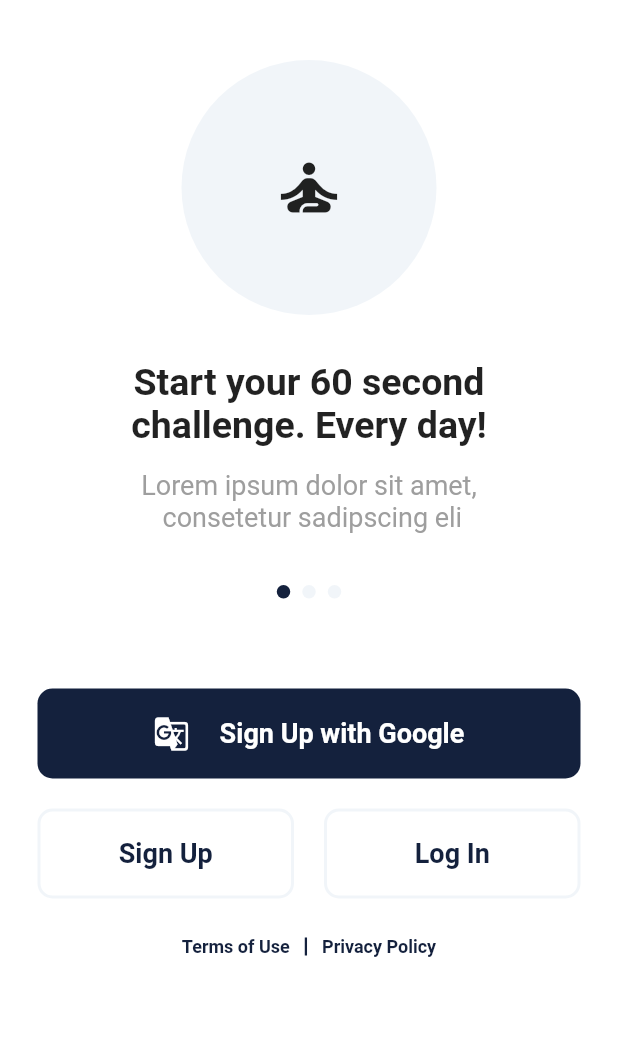
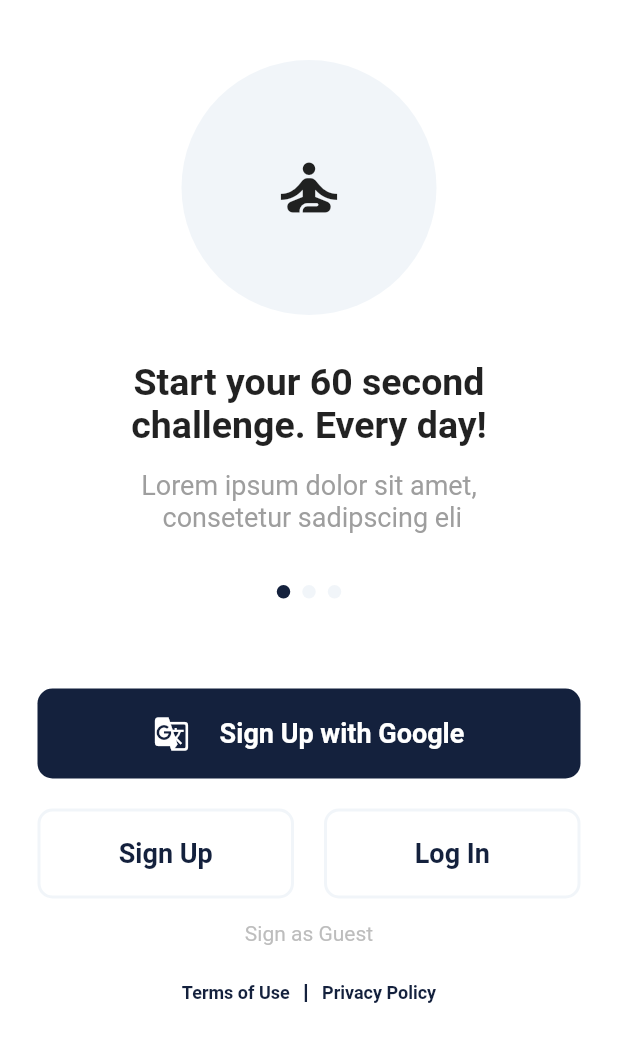
Before and after one commit to LeonLaptop/fitness, a Flutter app: the screen it shows after launch, on a phone screen of 412 x 824 dp. Shown: the top 1042 px of the screen. Run offline on Flutter 3.47's test engine with Material 2 defaults, Android fonts, the phone set to English and light mode, and no system bars; drawn by our look-alikes of carousel_slider; our stand-ins replace firebase_auth, firebase_core; missing offline and left inert: wc_form_validators; accounts and stored records are empty.

```diff
--- a/lib/assets/buttons.dart
+++ b/lib/assets/buttons.dart
@@ -55,7 +55,7 @@ class SignUpLoginButton extends StatelessWidget {
 
   @override
   Widget build(BuildContext context) {
-    return GestureDetector(
+    return InkWell(
       onTap: onPressed,
       child: Container(
         height: 60.0,
--- a/lib/main.dart
+++ b/lib/main.dart
@@ -1,7 +1,14 @@
+import 'package:firebase_core/firebase_core.dart';
 import 'package:flutter/material.dart';
-import 'package:login_screen/components/route_generator.dart';
+import 'package:login_screen/services/route_generator.dart';
+import 'package:login_screen/models/user.dart';
+import 'package:login_screen/screens/wrapper.dart';
+import 'package:login_screen/services/auth.dart';
+import 'package:provider/provider.dart';
 
-void main() {
+void main() async {
+  WidgetsFlutterBinding.ensureInitialized();
+  await Firebase.initializeApp();
   runApp(MyApp());
 }
 
@@ -24,27 +31,17 @@ class MyApp extends StatelessWidget {
   // This widget is the root of your application.
   @override
   Widget build(BuildContext context) {
-    return MaterialApp(
-      debugShowCheckedModeBanner: false,
-      theme: ThemeData(
-        primarySwatch: myColor,
+    return StreamProvider<AnomUser>.value(
+      value: AuthService().user,
+      initialData: null,
+      child: MaterialApp(
+        debugShowCheckedModeBanner: false,
+        theme: ThemeData(
+          primarySwatch: myColor,
+        ),
+        initialRoute: "/",
+        onGenerateRoute: RouteGenerator.generateRoute,
       ),
-      initialRoute: '/',
-      onGenerateRoute: RouteGenerator.generateRoute,
     );
   }
 }
-
-class MainBody extends StatefulWidget {
-  MainBody({Key key}) : super(key: key);
-
-  @override
-  _MainBodyState createState() => _MainBodyState();
-}
-
-class _MainBodyState extends State<MainBody> {
-  @override
-  Widget build(BuildContext context) {
-    return MyApp();
-  }
-}
--- /dev/null
+++ b/lib/models/user.dart
@@ -0,0 +1,5 @@
+class AnomUser {
+  final String uid;
+
+  AnomUser({this.uid});
+}
--- a/lib/screens/sign_screen.dart
+++ b/lib/screens/sign/sign_screen.dart
@@ -3,7 +3,8 @@ import 'package:login_screen/assets/buttons.dart';
 import 'package:login_screen/assets/colors.dart';
 import 'package:login_screen/assets/textstyle.dart';
 import 'package:carousel_slider/carousel_slider.dart';
-import 'package:login_screen/screens/sign_up_screen.dart';
+import 'package:login_screen/screens/sign/sign_up_screen.dart';
+import 'package:login_screen/services/auth.dart';
 
 class SignScreen extends StatefulWidget {
   @override
@@ -38,6 +39,7 @@ final List<Icon> icons = [
 ];
 
 class _SignScreenState extends State<SignScreen> {
+  final AuthService _auth = AuthService();
   int _current = 0;
 
   @override
@@ -161,6 +163,26 @@ class _SignScreenState extends State<SignScreen> {
                             ),
                           ),
                           Padding(
+                            padding: const EdgeInsets.only(top: 15.0),
+                            child: GestureDetector(
+                                onTap: () async {
+                                  dynamic result = await _auth.signInAnon();
+                                  if (result == null) {
+                                    print(
+                                        "Error while Sign In, please try later.");
+                                  } else {
+                                    print("User is signed in.");
+                                    print(result.uid);
+                                  }
+                                },
+                                child: Container(
+                                  child: Text(
+                                    "Sign as Guest",
+                                    style: TextStyle(color: Colors.grey[400]),
+                                  ),
+                                )),
+                          ),
+                          Padding(
                             padding: const EdgeInsets.only(top: 25.0),
                             child: Container(
                               child: Row(
--- /dev/null
+++ b/lib/screens/wrapper.dart
@@ -0,0 +1,21 @@
+import 'package:flutter/material.dart';
+import 'package:login_screen/models/user.dart';
+import 'package:login_screen/screens/pages/home_screen.dart';
+import 'package:login_screen/screens/sign/sign_screen.dart';
+import 'package:provider/provider.dart';
+
+class Wrapper extends StatelessWidget {
+  @override
+  Widget build(BuildContext context) {
+    // define what data we wait for.
+    final anomUser = Provider.of<AnomUser>(context);
+    print(anomUser);
+
+    //return home or auth screen.
+    if (anomUser == null) {
+      return SignScreen();
+    } else {
+      return HomeScreen();
+    }
+  }
+}
--- a/lib/components/route_generator.dart
+++ b/lib/services/route_generator.dart
@@ -1,7 +1,9 @@
 import 'package:flutter/material.dart';
-import 'package:login_screen/screens/login_screen.dart';
-import 'package:login_screen/screens/sign_screen.dart';
-import 'package:login_screen/screens/sign_up_screen.dart';
+import 'package:login_screen/screens/pages/home_screen.dart';
+import 'package:login_screen/screens/sign/login_screen.dart';
+import 'package:login_screen/screens/sign/sign_screen.dart';
+import 'package:login_screen/screens/sign/sign_up_screen.dart';
+import 'package:login_screen/screens/wrapper.dart';
 
 class RouteGenerator {
   static Route<dynamic> generateRoute(RouteSettings settings) {
@@ -9,8 +11,9 @@ class RouteGenerator {
 
     switch (settings.name) {
       case '/':
+        return MaterialPageRoute(builder: (_) => Wrapper());
+      case '/sign':
         return MaterialPageRoute(builder: (_) => SignScreen());
-
       case '/signup':
         if (args is String) {
           return MaterialPageRoute(
@@ -19,6 +22,8 @@ class RouteGenerator {
                   ));
         }
         return _errorRoute();
+      case '/home':
+        return MaterialPageRoute(builder: (_) => HomeScreen());
       case '/login':
         return MaterialPageRoute(builder: (_) => LoginScreen());
 
--- a/pubspec.yaml
+++ b/pubspec.yaml
@@ -24,10 +24,14 @@ dependencies:
   flutter:
     sdk: flutter
 
+  firebase_core: ^1.1.1
   cupertino_icons: ^1.0.2
   persistent_bottom_nav_bar: any
   carousel_slider: ^3.0.0
   wc_form_validators: ^1.0.0
+  firebase_auth: ^1.1.4
+  provider: ^5.0.0
+  finite_coverflow: ^1.0.0
 
 dev_dependencies:
   flutter_test:
```
Also changed, not shown: lib/screens/home_screen.dart (deleted, +0 -28 lines), lib/screens/pages/home_screen.dart (added, +54 -0 lines), lib/screens/sign/login_screen.dart (renamed from lib/screens/login_screen.dart, +20 -2 lines), lib/screens/sign/sign_up_screen.dart (renamed from lib/screens/sign_up_screen.dart, +30 -7 lines), lib/services/auth.dart (added, +45 -0 lines), lib/assets/images/Ocean.jpg (added), lib/assets/images/desert.jpg (added), lib/assets/images/swim.jpg (added), lib/screens/pages/feddback_screen.dart (renamed from lib/screens/feddback_screen.dart), lib/screens/pages/profile_screen.dart (renamed from lib/screens/profile_screen.dart), pubspec.lock, 3 other files.
